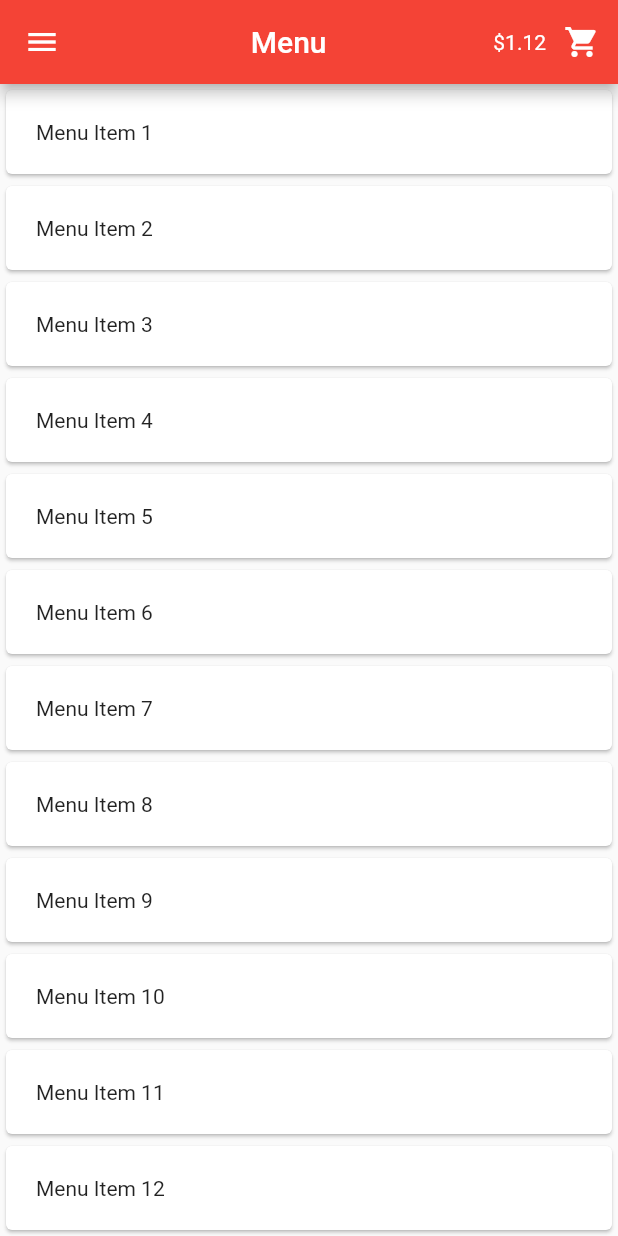
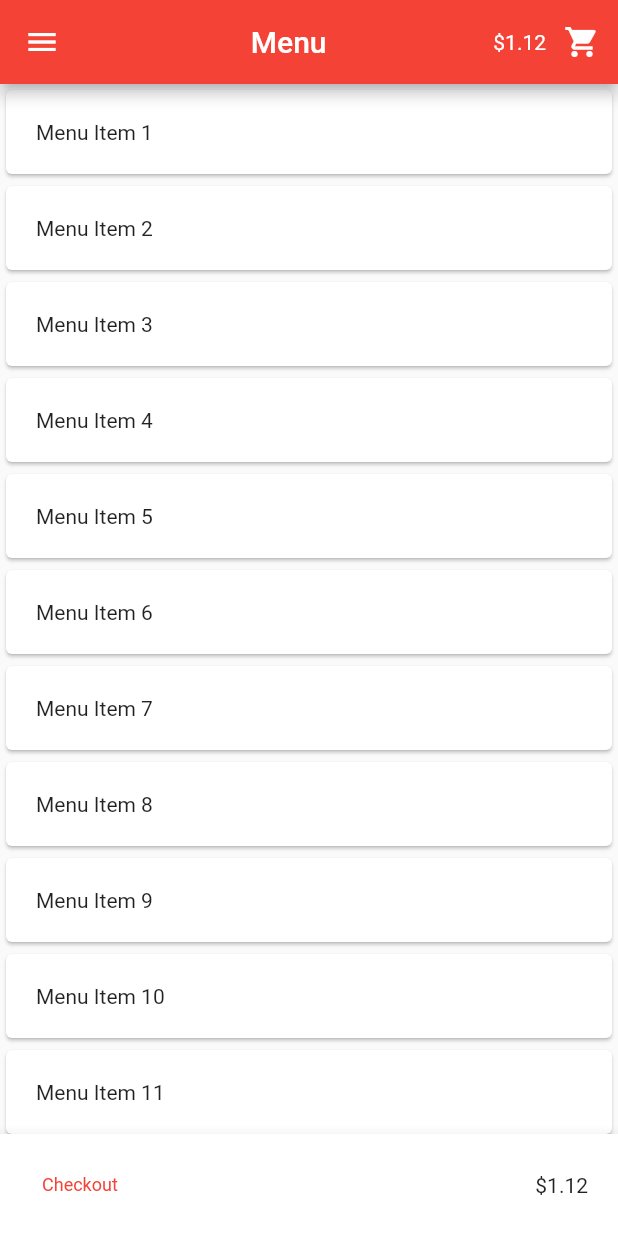
Before and after one commit to jacob-myers/NAPOS-Customer, a Flutter app: the screen it shows after launch, on a phone screen of 412 x 824 dp. Run offline on Flutter 3.47's test engine with Material 2 defaults, Android fonts, the light colour scheme and no system bars.

Commit message:
Adding item details screen - non functional. Adding bottom navigation bar to menu screen for checkout button and cart total.

```diff
--- a/lib/pages/menu.dart
+++ b/lib/pages/menu.dart
@@ -1,4 +1,5 @@
 import 'package:flutter/material.dart';
+import 'package:napos_customer/pages/item_details.dart';
 import '../widgets/sidebar.dart';
 
 // Using a drawer: https://api.flutter.dev/flutter/material/Scaffold/drawer.html
@@ -67,22 +68,58 @@ class _MyMenuState extends State<MyMenu> {
           )
         ],
       ),
+
       drawer: SideBar(),
+
       body: ListView(
         children: List.generate(20, (index) {
           return InkWell(
             child: Card(
-              child: Padding(
-                padding:EdgeInsets.all(20.0),
-                child: Text("Menu Item ${index + 1}")
-              )
+                child: Padding(
+                    padding:EdgeInsets.all(20.0),
+                    child: Text("Menu Item ${index + 1}")
+                )
             ),
             onTap: () {
-              // NAVIGATE TO DETAILS PAGE ABOUT THE ITEM
+              // Navigate to the item details page about selected item (passes as string rn)
+              Navigator.push(
+                  context,
+                  MaterialPageRoute(builder: (context) => ItemDetailsPage(itemName: "Menu Item ${index + 1}"))
+              );
             },
           );
         }),
       ),
+
+      bottomNavigationBar: BottomAppBar(
+        child: Padding(
+          padding: EdgeInsets.fromLTRB(20.0, 10.0, 20.0, 10.0),
+          child: Row(
+            children: [
+              TextButton(
+                style: TextButton.styleFrom(
+                  textStyle: const TextStyle(fontSize: 12),
+                ),
+                child: Text(
+                  "Checkout",
+                  style: TextStyle(color: Colors.red),
+                ),
+                onPressed: () {
+                  // NAVIGATE TO CART
+                },
+              ),
+
+              Spacer(),
+
+              // Cart total.
+              Text(
+                "\$1.12",
+                textAlign: TextAlign.center,
+              ),
+            ],
+          ),
+        ),
+      ),
     );
   }
 }
```
Also changed, not shown: lib/assets/custom_icons.dart (added, +28 -0 lines), lib/pages/item_details.dart (added, +154 -0 lines), pubspec.yaml (+9 -0 lines), assets/images/Nutrition-of-Strawberries.jpg (added), fonts/CustomIcons.ttf (added).
